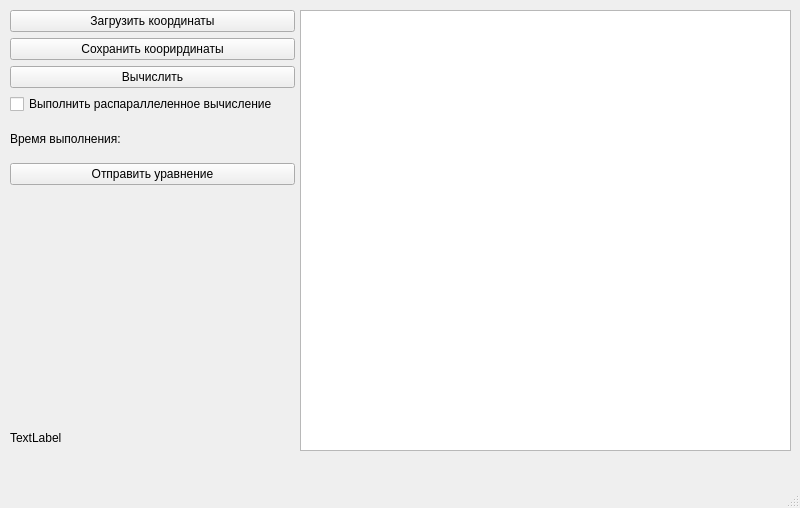
This is mainwindow.ui in avkapochkina/RANSAC as Qt 5 draws it before an edit. The edited form follows.
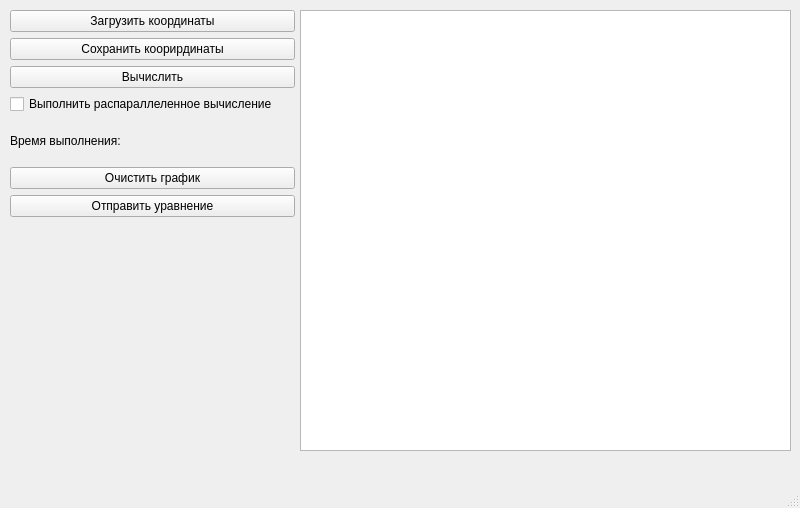
This is the edited form.

Commit message: GUI issues were fixed

```diff
--- a/mainwindow.ui
+++ b/mainwindow.ui
@@ -24,26 +24,13 @@
      </rect>
     </property>
    </widget>
-   <widget class="QLabel" name="testLabel">
-    <property name="geometry">
-     <rect>
-      <x>10</x>
-      <y>430</y>
-      <width>161</width>
-      <height>16</height>
-     </rect>
-    </property>
-    <property name="text">
-     <string>TextLabel</string>
-    </property>
-   </widget>
    <widget class="QWidget" name="layoutWidget">
     <property name="geometry">
      <rect>
       <x>10</x>
       <y>10</y>
       <width>285</width>
-      <height>175</height>
+      <height>207</height>
      </rect>
     </property>
     <layout class="QVBoxLayout" name="verticalLayout">
@@ -82,6 +69,13 @@
        </property>
       </widget>
      </item>
+     <item>
+      <widget class="QPushButton" name="clearButton">
+       <property name="text">
+        <string>Очистить график</string>
+       </property>
+      </widget>
+     </item>
      <item>
       <widget class="QPushButton" name="pushButton">
        <property name="text">
```
The commit also changes 2 other files.
